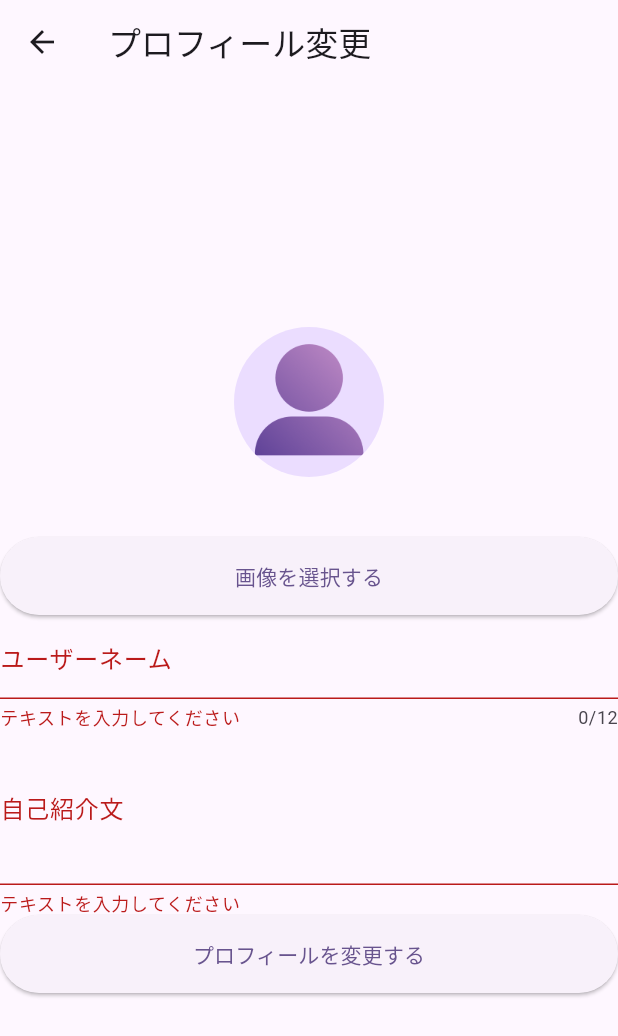
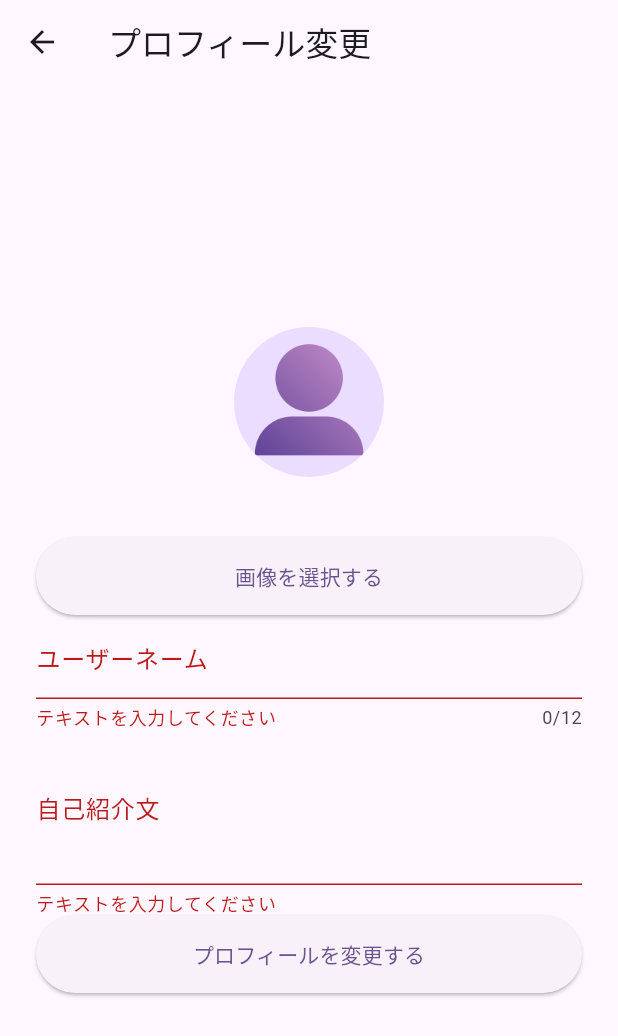
Before and after one commit to mikomoon0829/Gontwitter, a Flutter app: the EditProfilePage screen opened directly with empty values, after a tap on "プロフィールを変更する", on a phone screen of 412 x 824 dp. Shown: the top 1036 px of the screen. Run offline on Flutter 3.47's test engine with Material 3 defaults, Android fonts, the phone set to English and light mode, and no system bars; our stand-ins replace cloud_firestore, firebase_auth, firebase_core, firebase_storage, fluttertoast, freezed_annotation and 1 more; accounts and stored records are empty.

Commit message:
エラーメッセージを日本語に

```diff
--- a/lib/views/bottom_navigation_page/bottom_navigation_page.dart
+++ b/lib/views/bottom_navigation_page/bottom_navigation_page.dart
@@ -21,14 +21,14 @@ class BottomNavigationPage extends StatefulWidget {
 }
 
 class _BottomNavigationPageState extends State<BottomNavigationPage> {
-  List children = [AllPostPage(), MyPage()];
+  List pages = [AllPostPage(), MyPage()];
   int selectedIndex = 1;
 
   @override
   Widget build(BuildContext context) {
     return Scaffold(
       body: Center(
-        child: children[selectedIndex],
+        child: pages[selectedIndex],
       ),
       bottomNavigationBar: BottomNavigationBar(
         items: const <BottomNavigationBarItem>[
--- a/lib/views/my_page/edit_profile/edit_profile.dart
+++ b/lib/views/my_page/edit_profile/edit_profile.dart
@@ -62,6 +62,8 @@ class _EditProfilePageState extends State<EditProfilePage> {
         appBar: AppBar(title: Text("プロフィール変更")),
         body: Form(
           key: formKey,
+          child: Padding(
+            padding: const EdgeInsets.all(24),
             child: Column(
               mainAxisAlignment: MainAxisAlignment.center,
               children: [
@@ -87,8 +89,8 @@ class _EditProfilePageState extends State<EditProfilePage> {
                                 widget.imageUrl = "";
                                 setState(() {});
                               },
-                            icon:
-                                Icon(Icons.close, size: 50, color: Colors.red)),
+                              icon: Icon(Icons.close,
+                                  size: 50, color: Colors.red)),
                         )
                     ]),
                 MarginBox.mediumHeightMargin,
@@ -157,11 +159,13 @@ class _EditProfilePageState extends State<EditProfilePage> {
                       }
                     } catch (e) {
                       // ignore: use_build_context_synchronously
-                    showCloseOnlyDialog(context, "変更失敗", e.toString());
+                      showCloseOnlyDialog(context, "変更失敗", "予期せぬエラーです");
+                      print(e.toString());
                     }
                   },
                 )
               ],
+            ),
           ),
         ));
   }
```
Also changed, not shown: lib/views/all_post_page/all_post_page.dart (+0 -10 lines), lib/views/auth/auth_page.dart (+4 -14 lines), lib/views/auth/password_reminder_page.dart (+6 -9 lines). Lines whose indentation alone changed are shown as unchanged.
